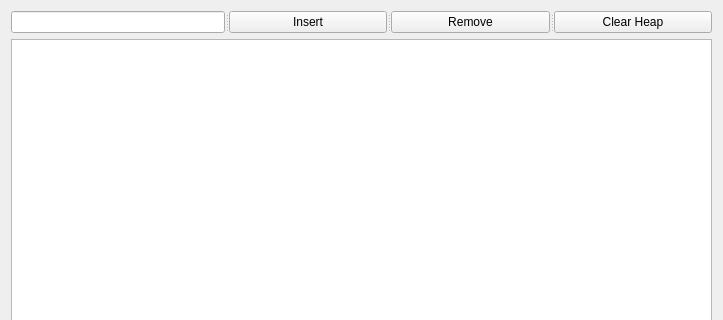
Above: DataVisualizer/bheap.ui from ranjiniarthi/DataVisualizer-Cpp before the change; both pictures show x 0 to 723 and y 0 to 320 of the 723 by 582 pixel window. Below: the same form after it.
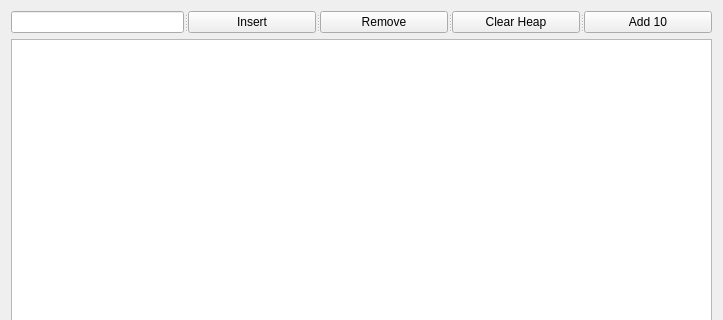
That is the form after the change.

```diff
--- a/DataVisualizer/bheap.ui
+++ b/DataVisualizer/bheap.ui
@@ -35,6 +35,11 @@
        <string>Clear Heap</string>
       </property>
      </widget>
+     <widget class="QPushButton" name="pushButton_4">
+      <property name="text">
+       <string>Add 10</string>
+      </property>
+     </widget>
     </widget>
    </item>
    <item row="1" column="0">
```
